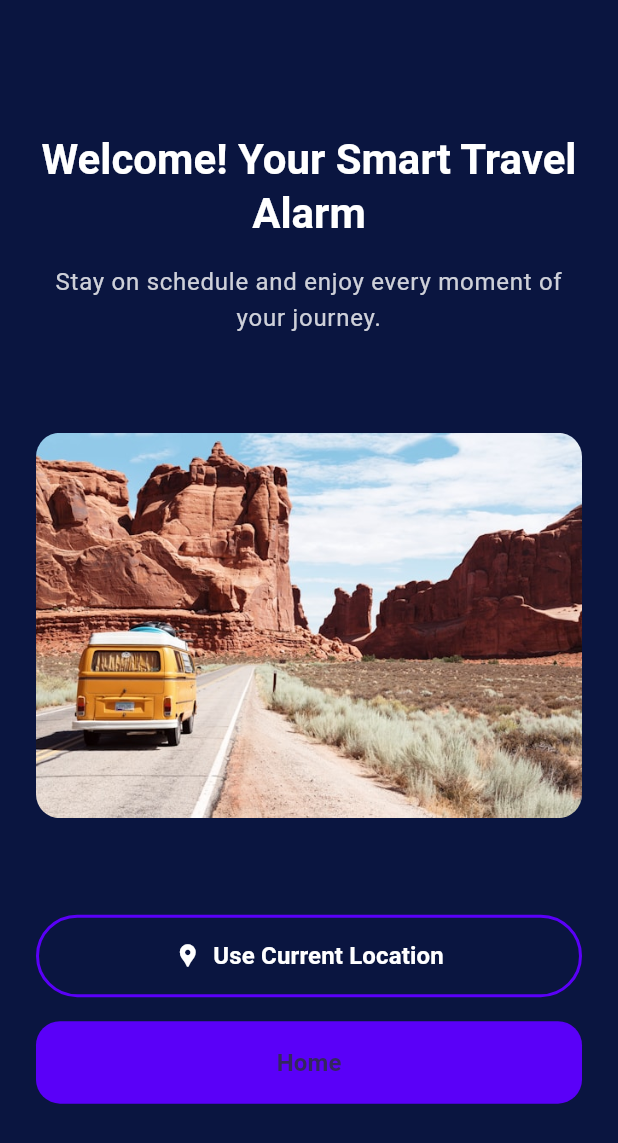
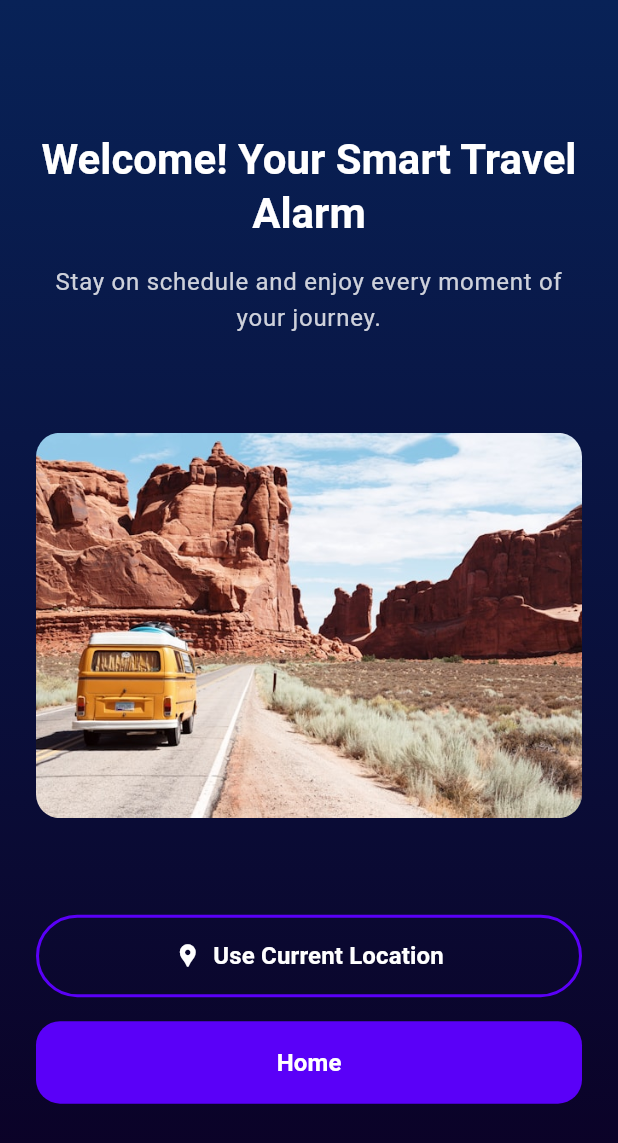
Before and after one commit to abrartanim/Onboarding_App, a Flutter app: the screen it shows after launch, after a tap on "Skip", on a phone screen of 412 x 824 dp. Shown: the top 1143 px of the screen. Run offline on Flutter 3.47's test engine with Material 3 defaults, Android fonts, the phone set to English and light mode, and no system bars; our stand-ins replace flutter_local_notifications, google_fonts, location, smooth_page_indicator, timezone, video_player; Roboto replaces fonts that are missing (Oxygen).

Commit message:
added gradient background

```diff
--- a/lib/constants/app_colors.dart
+++ b/lib/constants/app_colors.dart
@@ -1,30 +1,23 @@
 import 'package:flutter/material.dart';
 
 class AppColors {
-  static const Color backgroundColor = Color(0xFF0A1540); // Dark blue background
   static const Color primaryColor = Color(0xFF5A00F8);   // Purple button color
   static const Color white = Colors.white;
   static const Color grey = Colors.grey;
 
+  // Gradient colors
+  static const Color gradientTop = Color(0xFF082257);
+  static const Color gradientBottom = Color(0xFF0B0024);
+
+  // Reusable gradient
+  static const LinearGradient backgroundGradient = LinearGradient(
+    colors: [gradientTop, gradientBottom],
+    begin: Alignment.topCenter,
+    end: Alignment.bottomCenter,
+  );
+
+  // Reusable BoxDecoration for backgrounds
+  static const BoxDecoration gradientDecoration = BoxDecoration(
+    gradient: backgroundGradient,
+  );
 }
-
-const Color kGradientColorTop = Color(0xFF082257);
-const Color kGradientColorBottom = Color(0xFF0B0024);
-
-/// A reusable `LinearGradient` object.
-const LinearGradient kAppGradient = LinearGradient(
-  colors: [
-    kGradientColorTop,
-    kGradientColorBottom,
-  ],
-  begin: Alignment.topCenter,
-  end: Alignment.bottomCenter,
-);
-
-/// A reusable `BoxDecoration` for backgrounds.
-/// This is what you will use most often.
-const BoxDecoration kAppGradientDecoration = BoxDecoration(
-  gradient: kAppGradient,
-);
-
-// --- End of new constants ---
--- a/lib/features/home/screens/home_screen.dart
+++ b/lib/features/home/screens/home_screen.dart
@@ -78,7 +78,10 @@ class _HomeScreenState extends State<HomeScreen> {
 
   @override
   Widget build(BuildContext context) {
-    return Scaffold(
+    return Container(
+      decoration: AppColors.gradientDecoration,
+      child: Scaffold(
+        backgroundColor: Colors.transparent,
         appBar: AppBar(
           title: const Text('Selected Location'),
           backgroundColor: Colors.transparent,
@@ -154,6 +157,7 @@ class _HomeScreenState extends State<HomeScreen> {
           shape: const CircleBorder(),
           child: const Icon(Icons.add, color: AppColors.white, size: 30),
         ),
+      ),
     );
   }
 }
--- a/lib/features/onboarding/screens/location_permission_screen.dart
+++ b/lib/features/onboarding/screens/location_permission_screen.dart
@@ -51,8 +51,6 @@ class _LocationPermissionScreenState extends State<LocationPermissionScreen> {
 
     if (!mounted) return;
 
-    // For now, we just pass a simple string.
-    // In a real app, you might pass locationData.latitude, etc.
     Navigator.of(context).push(
       MaterialPageRoute(
         builder: (context) => const HomeScreen(
@@ -74,9 +72,10 @@ class _LocationPermissionScreenState extends State<LocationPermissionScreen> {
   @override
   Widget build(BuildContext context) {
     return Scaffold(
-      body: SafeArea(
-        child: Container(
-          width: double.infinity,
+      body: Container(
+        decoration: AppColors.gradientDecoration,
+        child: SafeArea(
+          child: Padding(
             padding: const EdgeInsets.all(24.0),
             child: Column(
               mainAxisAlignment: MainAxisAlignment.spaceEvenly,
@@ -153,7 +152,9 @@ class _LocationPermissionScreenState extends State<LocationPermissionScreen> {
                         child: const Text(
                           'Home',
                           style: TextStyle(
-                            fontSize: 16, fontWeight: FontWeight.bold),
+                              fontSize: 16,
+                              fontWeight: FontWeight.bold,
+                              color: AppColors.white),
                         ),
                       ),
                     ),
@@ -163,6 +164,7 @@ class _LocationPermissionScreenState extends State<LocationPermissionScreen> {
             ),
           ),
         ),
+      ),
     );
   }
 }
--- a/lib/features/onboarding/screens/onboarding_screen.dart
+++ b/lib/features/onboarding/screens/onboarding_screen.dart
@@ -1,4 +1,5 @@
 import 'package:flutter/material.dart';
+import 'package:flutter/services.dart';
 import 'package:smooth_page_indicator/smooth_page_indicator.dart';
 import 'package:video_player/video_player.dart';
 import 'package:softvence_project/constants/app_assets.dart';
@@ -6,6 +7,7 @@ import 'package:softvence_project/constants/app_colors.dart';
 import 'package:softvence_project/features/onboarding/models/onboarding_model.dart';
 import 'package:softvence_project/features/onboarding/widgets/onboarding_page_widget.dart';
 import 'package:softvence_project/features/onboarding/screens/location_permission_screen.dart';
+
 
 class OnboardingScreen extends StatefulWidget {
   const OnboardingScreen({super.key});
@@ -15,10 +17,12 @@ class OnboardingScreen extends StatefulWidget {
 }
 
 class _OnboardingScreenState extends State<OnboardingScreen> {
-
   final PageController _pageController = PageController();
   int _currentPage = 0;
-  VideoPlayerController? _videoController;
+
+  final List<VideoPlayerController> _videoControllers = [];
+  bool _allVideosInitialized = false;
+  bool _hasError = false;
 
   final List<OnboardingModel> _onboardingPages = [
     OnboardingModel(
@@ -44,37 +48,97 @@ class _OnboardingScreenState extends State<OnboardingScreen> {
   @override
   void initState() {
     super.initState();
-    _initializeVideoPlayer(_onboardingPages[_currentPage].videoPath);
-    _pageController.addListener(() {
+
+    SystemChrome.setEnabledSystemUIMode(SystemUiMode.immersiveSticky);
+
+    _initializeAllVideos();
+    _pageController.addListener(_onPageChanged);
+  }
+
+
+  Future<void> _initializeAllVideos() async {
+    final startTime = DateTime.now();
+
+    try {
+      // Initialize all videos in parallel for maximum speed
+      final initializationFutures = _onboardingPages.map((page) async {
+        final controller = VideoPlayerController.asset(
+          page.videoPath,
+          videoPlayerOptions: VideoPlayerOptions(
+            // Optimize for mobile playback
+            mixWithOthers: false,
+            allowBackgroundPlayback: false,
+          ),
+        );
+
+        await controller.initialize();
+
+        // Configure for optimal performance
+        controller.setLooping(true);
+        controller.setVolume(0.7); // Enable audio (0.0 = mute, 1.0 = full volume)
+
+        return controller;
+      }).toList();
+
+      // Wait for all videos to be ready
+      final controllers = await Future.wait(initializationFutures);
+
+      if (mounted) {
+        _videoControllers.addAll(controllers);
+        setState(() {
+          _allVideosInitialized = true;
+        });
+
+        // Start playing the first video
+        _videoControllers[0].play();
+
+        // Log initialization time for performance monitoring
+        final duration = DateTime.now().difference(startTime);
+        // debugPrint('✅ All videos initialized in ${duration.inMilliseconds}ms');
+      }
+    } catch (e) {
+      // debugPrint('❌ Error initializing videos: $e');
+      if (mounted) {
+        setState(() {
+          _hasError = true;
+        });
+      }
+    }
+  }
+
+  void _onPageChanged() {
     final newPage = _pageController.page?.round() ?? 0;
-      if (newPage != _currentPage) {
+    if (newPage != _currentPage && _allVideosInitialized) {
+      // Pause old video
+      _videoControllers[_currentPage].pause();
+
       setState(() {
         _currentPage = newPage;
       });
-        _initializeVideoPlayer(_onboardingPages[_currentPage].videoPath);
-      }
-    });
-  }
 
-  Future<void> _initializeVideoPlayer(String videoPath) async {
-    if (_videoController != null) {
-      await _videoController!.dispose();
-    }
-    _videoController = VideoPlayerController.asset(videoPath);
-    if (!mounted) return;
-    await _videoController!.initialize();
-    if (mounted) {
-      _videoController!.setLooping(true);
-      _videoController!.setVolume(0.0);
-      _videoController!.play();
-      setState(() {});
+      // Play new video from start
+      final newController = _videoControllers[_currentPage];
+      newController.seekTo(Duration.zero);
+      newController.play();
     }
   }
 
   @override
   void dispose() {
+    // Restore system UI
+    SystemChrome.setEnabledSystemUIMode(
+      SystemUiMode.manual,
+      overlays: SystemUiOverlay.values,
+    );
+
+    _pageController.removeListener(_onPageChanged);
     _pageController.dispose();
-    _videoController?.dispose();
+
+    // Dispose all video controllers
+    for (var controller in _videoControllers) {
+      controller.pause();
+      controller.dispose();
+    }
     super.dispose();
   }
 
@@ -90,14 +154,12 @@ class _OnboardingScreenState extends State<OnboardingScreen> {
   }
 
   void _goToNextScreen() {
-    Navigator.of(context).push(
+    Navigator.of(context).pushReplacement(
       MaterialPageRoute(
-
         builder: (context) => const LocationPermissionScreen(),
       ),
     );
   }
-
 
   @override
   Widget build(BuildContext context) {
@@ -105,89 +167,37 @@ class _OnboardingScreenState extends State<OnboardingScreen> {
     const figmaBorderRadius = 32.0;
 
     return Scaffold(
-      backgroundColor: AppColors.backgroundColor,
-
-      body: Column(
+      body: Container(
+        decoration: AppColors.gradientDecoration,
+      child: Column(
         children: [
-          // --- ITEM 1: Video Player Section (as a Stack) ---
+          // --- Video Player Section ---
           SizedBox(
             height: figmaVideoHeight,
-
             child: Stack(
               children: [
-                if (_videoController != null &&
-                    _videoController!.value.isInitialized)
-                  Positioned.fill(
-                    child: ClipRRect(
-                      borderRadius: const BorderRadius.vertical(
-                        bottom: Radius.circular(figmaBorderRadius),
-                      ),
-                      child: FittedBox(
-                        fit: BoxFit.cover,
-                        alignment: Alignment.center,
-                        child: SizedBox(
-                          width: _videoController!.value.size.width,
-                          height: _videoController!.value.size.height,
-                          child: VideoPlayer(_videoController!),
-                        ),
-                      ),
-                    ),
-                  )
+                // Video Player or Loading/Error State
+                if (_hasError)
+                  _buildErrorState(figmaBorderRadius)
+                else if (_allVideosInitialized)
+                  _buildVideoPlayer(figmaBorderRadius)
                 else
-                  Positioned.fill(
-                    child: ClipRRect(
-                      borderRadius: const BorderRadius.vertical(
-                        bottom: Radius.circular(figmaBorderRadius),
-                      ),
-                      child: Container(
-                        color: Colors.black,
-                        alignment: Alignment.center,
-                        child: const CircularProgressIndicator(),
-                      ),
-                    ),
-                  ),
-                // Gradient overlay
-                Positioned.fill(
-                  child: Container(
-                    decoration: BoxDecoration(
-                      borderRadius: const BorderRadius.vertical(
-                        bottom: Radius.circular(figmaBorderRadius),
-                      ),
-                      gradient: LinearGradient(
-                        colors: [
-                          Colors.black.withOpacity(0.0),
-                          Colors.black.withOpacity(0.3),
-                        ],
-                        begin: Alignment.topCenter,
-                        end: Alignment.bottomCenter,
-                      ),
-                    ),
-                  ),
-                ),
-                // Skip Button (now part of the video stack)
-                SafeArea(
-                  child: Align(
-                    alignment: Alignment.topRight,
-                    child: Padding(
-                      padding: const EdgeInsets.symmetric(horizontal: 20.0),
-                      child: TextButton(
-                        onPressed: _goToNextScreen,
-                        child: const Text(
-                          'Skip',
-                          style: TextStyle(color: AppColors.white, fontSize: 20, fontWeight: FontWeight.bold),
-                        ),
-                      ),
-                    ),
-                  ),
-                ),
+                  _buildLoadingState(figmaBorderRadius),
+
+                // Gradient Overlay
+                _buildGradientOverlay(figmaBorderRadius),
+
+                // Skip Button
+                _buildSkipButton(),
               ],
             ),
           ),
 
-
+          // Page Content
           Expanded(
             child: PageView.builder(
               controller: _pageController,
+              physics: const BouncingScrollPhysics(), // Smooth scrolling
               itemCount: _onboardingPages.length,
               itemBuilder: (context, index) {
                 return OnboardingPageWidget(model: _onboardingPages[index]);
@@ -195,8 +205,157 @@ class _OnboardingScreenState extends State<OnboardingScreen> {
             ),
           ),
 
+          // Bottom Navigation
+          _buildBottomNavigation(),
+        ],
+      ),
+    ),
+    );
+  }
 
-          Padding(
+  Widget _buildVideoPlayer(double borderRadius) {
+    return Positioned.fill(
+      child: ClipRRect(
+        borderRadius: BorderRadius.vertical(
+          bottom: Radius.circular(borderRadius),
+        ),
+        child: FittedBox(
+          fit: BoxFit.cover,
+          alignment: Alignment.center,
+          child: SizedBox(
+            width: _videoControllers[_currentPage].value.size.width,
+            height: _videoControllers[_currentPage].value.size.height,
+            child: VideoPlayer(_videoControllers[_currentPage]),
+          ),
+        ),
+      ),
+    );
+  }
+
+  Widget _buildLoadingState(double borderRadius) {
+    return Positioned.fill(
+      child: ClipRRect(
+        borderRadius: BorderRadius.vertical(
+          bottom: Radius.circular(borderRadius),
+        ),
+        child: Container(
+          color: Colors.black,
+          alignment: Alignment.center,
+          child: Column(
+            mainAxisAlignment: MainAxisAlignment.center,
+            children: [
+              const CircularProgressIndicator(
+                color: AppColors.primaryColor,
+                strokeWidth: 3,
+              ),
+              const SizedBox(height: 16),
+              Text(
+                'Loading videos...',
+                style: TextStyle(
+                  color: Colors.white.withValues(alpha: 0.7),
+                  fontSize: 14,
+                ),
+              ),
+            ],
+          ),
+        ),
+      ),
+    );
+  }
+
+  Widget _buildErrorState(double borderRadius) {
+    return Positioned.fill(
+      child: ClipRRect(
+        borderRadius: BorderRadius.vertical(
+          bottom: Radius.circular(borderRadius),
+        ),
+        child: Container(
+          color: Colors.black,
+          alignment: Alignment.center,
+          child: Column(
+            mainAxisAlignment: MainAxisAlignment.center,
+            children: [
+              const Icon(
+                Icons.error_outline,
+                color: AppColors.primaryColor,
+                size: 48,
+              ),
+              const SizedBox(height: 16),
+              Text(
+                'Unable to load videos',
+                style: TextStyle(
+                  color: Colors.white.withValues(alpha: 0.9),
+                  fontSize: 16,
+                  fontWeight: FontWeight.w500,
+                ),
+              ),
+              const SizedBox(height: 8),
+              TextButton(
+                onPressed: () {
+                  setState(() {
+                    _hasError = false;
+                  });
+                  _initializeAllVideos();
+                },
+                child: const Text('Retry'),
+              ),
+            ],
+          ),
+        ),
+      ),
+    );
+  }
+
+  Widget _buildGradientOverlay(double borderRadius) {
+    return Positioned.fill(
+      child: Container(
+        decoration: BoxDecoration(
+          borderRadius: BorderRadius.vertical(
+            bottom: Radius.circular(borderRadius),
+          ),
+          gradient: LinearGradient(
+            colors: [
+              Colors.black.withValues(alpha: 0.0),
+              Colors.black.withValues(alpha: 0.3),
+            ],
+            begin: Alignment.topCenter,
+            end: Alignment.bottomCenter,
+          ),
+        ),
+      ),
+    );
+  }
+
+  Widget _buildSkipButton() {
+    return SafeArea(
+      child: Align(
+        alignment: Alignment.topRight,
+        child: Padding(
+          padding: const EdgeInsets.symmetric(horizontal: 20.0),
+          child: TextButton(
+            onPressed: _goToNextScreen,
+            style: TextButton.styleFrom(
+              padding: const EdgeInsets.symmetric(
+                horizontal: 16,
+                vertical: 8,
+              ),
+            ),
+            child: const Text(
+              'Skip',
+              style: TextStyle(
+                color: AppColors.white,
+                fontSize: 20,
+                fontWeight: FontWeight.bold,
+              ),
+            ),
+          ),
+        ),
+      ),
+    );
+  }
+
+  Widget _buildBottomNavigation() {
+    return Padding(
       padding: const EdgeInsets.only(left: 32, right: 32, bottom: 40),
       child: Column(
         mainAxisSize: MainAxisSize.min,
@@ -209,6 +368,7 @@ class _OnboardingScreenState extends State<OnboardingScreen> {
               dotWidth: 8,
               activeDotColor: AppColors.primaryColor,
               dotColor: AppColors.grey,
+              spacing: 12,
             ),
           ),
           const SizedBox(height: 24),
@@ -221,8 +381,9 @@ class _OnboardingScreenState extends State<OnboardingScreen> {
                 shape: RoundedRectangleBorder(
                   borderRadius: BorderRadius.circular(16),
                 ),
+                elevation: 2,
               ),
-                    onPressed: _onNextPressed,
+              onPressed: _allVideosInitialized ? _onNextPressed : null,
               child: Text(
                 _currentPage == _onboardingPages.length - 1
                     ? 'Get Started'
@@ -230,11 +391,10 @@ class _OnboardingScreenState extends State<OnboardingScreen> {
                 style: const TextStyle(
                   fontSize: 16,
                   fontWeight: FontWeight.bold,
+                  color: AppColors.white,
+
                 ),
               ),
-                  ),
-                ),
-              ],
             ),
           ),
         ],
--- a/lib/main.dart
+++ b/lib/main.dart
@@ -29,11 +29,11 @@ class MyApp extends StatelessWidget {
       debugShowCheckedModeBanner: false,
       theme: ThemeData(
         useMaterial3: true,
-        scaffoldBackgroundColor: AppColors.backgroundColor,
+        scaffoldBackgroundColor: Colors.transparent,
         colorScheme: ColorScheme.fromSeed(
           seedColor: AppColors.primaryColor,
           brightness: Brightness.dark,
-          surface: AppColors.backgroundColor,
+          surface: Colors.transparent,
         ),
 
 
```
Lines whose indentation alone changed are shown as unchanged.
